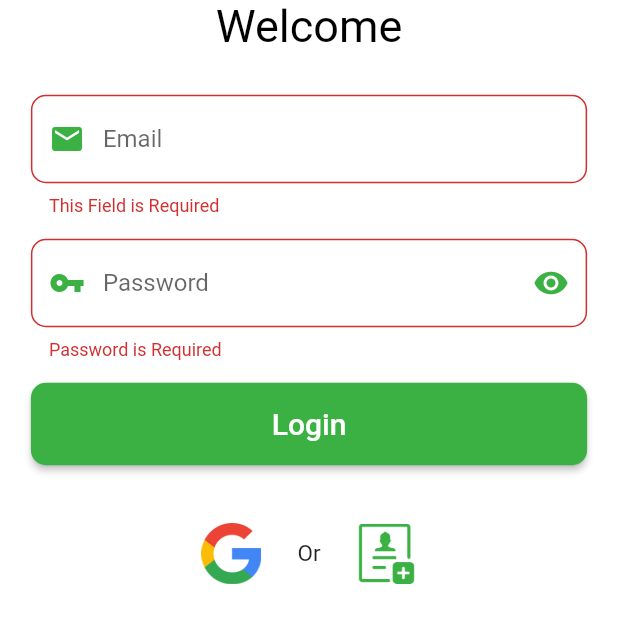
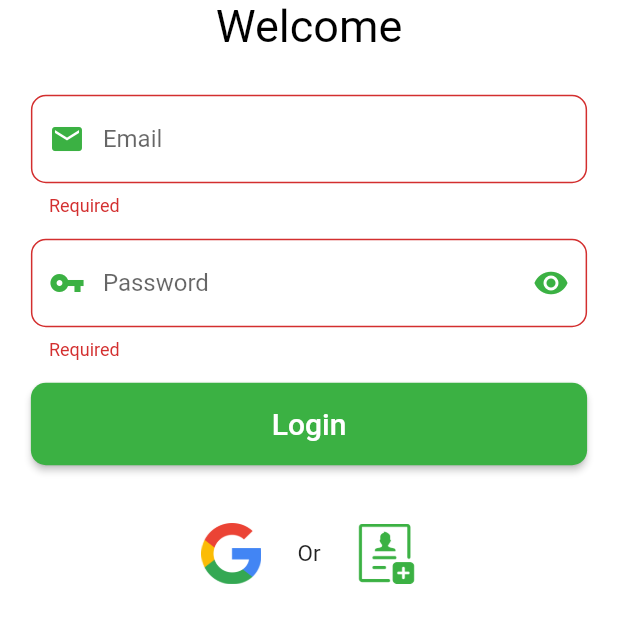
Before and after one commit to Meet-Turakhia/Makeat, a Flutter app: the screen it shows after launch, on a phone screen of 412 x 824 dp, the part 443-1086 px from its top. Run offline on Flutter 3.47's test engine with Material 2 defaults, Android fonts, the phone set to English and light mode, and no system bars; our stand-ins replace cloud_firestore, firebase_auth, firebase_core, form_field_validator, google_fonts, splashscreen; accounts and stored records are empty; Roboto replaces fonts that are missing (Ubuntu).

Commit message:
minor change in login.dart

```diff
--- a/lib/pages/login.dart
+++ b/lib/pages/login.dart
@@ -80,7 +80,7 @@ class _LogInState extends State<LogIn> {
                         validator: MultiValidator(
                           [
                             RequiredValidator(
-                                errorText: "This Field is Required"),
+                                errorText: "Required"),
                             EmailValidator(errorText: "Invalid Email Address"),
                           ],
                         ),
@@ -123,7 +123,7 @@ class _LogInState extends State<LogIn> {
                           ),
                           validator: MultiValidator([
                             RequiredValidator(
-                                errorText: "Password is Required"),
+                                errorText: "Required"),
                           ]),
                           onChanged: (val) {
                             password = val;
```
